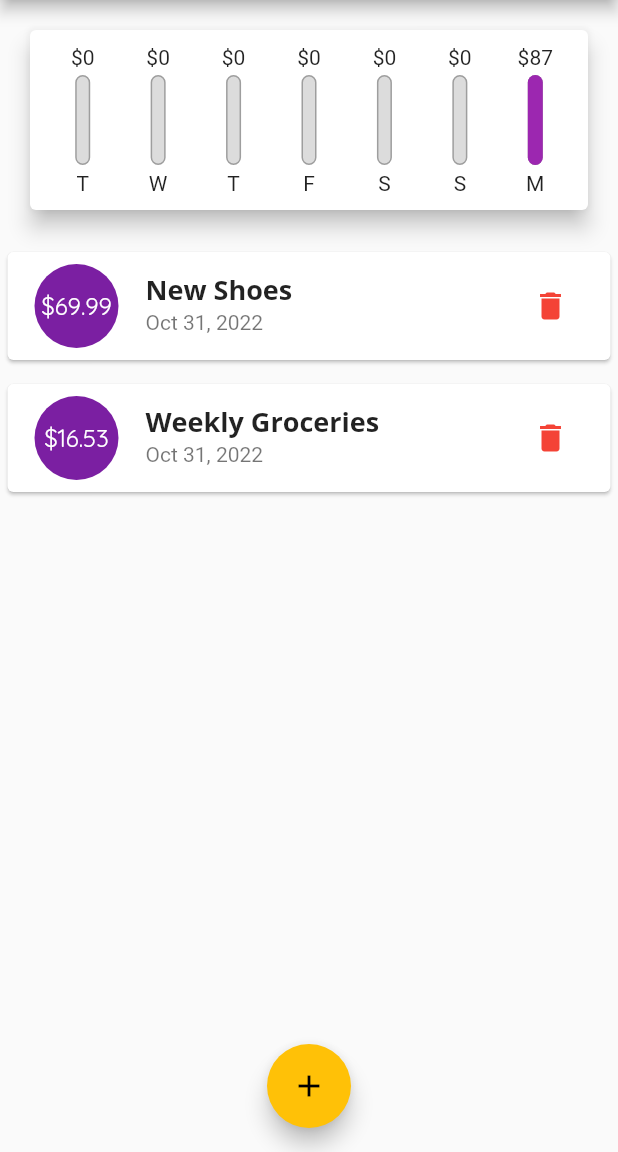
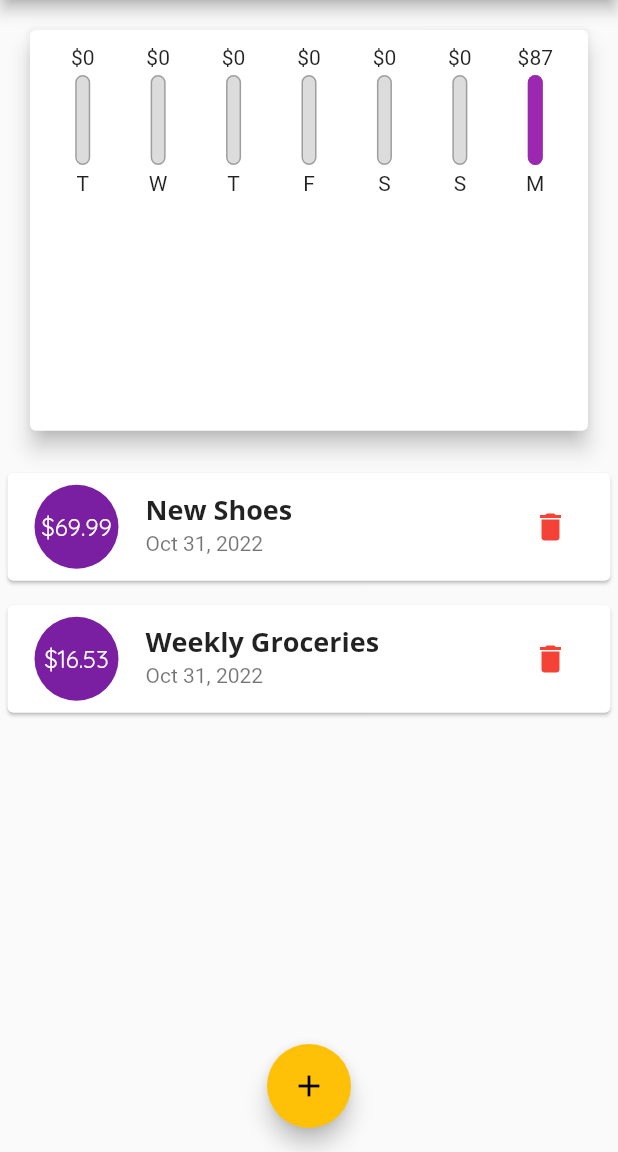
Before and after one commit to AB0s/Personal-Expense-App, a Flutter app: the screen it shows after launch, on a phone screen of 412 x 824 dp, the part 84-1236 px from its top. Run offline on Flutter 3.47's test engine with Material 2 defaults, Android fonts, the phone set to English and light mode, and no system bars.

Commit message:
Adaptive add

```diff
--- a/lib/main.dart
+++ b/lib/main.dart
@@ -7,6 +7,7 @@ import './models/transaction.dart';
 import 'package:intl/intl.dart';
 
 void main() => runApp(MyApp());
+
 class MyApp extends StatelessWidget {
   @override
   Widget build(BuildContext context) {
@@ -22,9 +23,7 @@ class MyApp extends StatelessWidget {
                 fontWeight: FontWeight.bold,
                 fontSize: 18,
               ),
-            button: TextStyle(color:Colors.white)
-
-              ),
+              button: TextStyle(color: Colors.white)),
           appBarTheme: AppBarTheme(
             textTheme: ThemeData.light().textTheme.copyWith(
                   subtitle1: const TextStyle(
@@ -72,7 +71,8 @@ class _MyHomePageState extends State<MyHomePage> {
     }).toList();
   }
 
-  void _addNewTransaction(String txTitle, double txAmount, DateTime chosenDate) {
+  void _addNewTransaction(
+      String txTitle, double txAmount, DateTime chosenDate) {
     final newTx = Transaction(
       title: txTitle,
       amount: txAmount,
@@ -83,11 +83,11 @@ class _MyHomePageState extends State<MyHomePage> {
       _userTransactions.add(newTx);
     });
   }
-  void _deleteTransaction(String id){
-    setState((){
-      _userTransactions.removeWhere((tx)=>tx.id==id);
+
+  void _deleteTransaction(String id) {
+    setState(() {
+      _userTransactions.removeWhere((tx) => tx.id == id);
     });
-
   }
 
   void _startAddNewTransaction(BuildContext ctx) {
@@ -105,8 +105,7 @@ class _MyHomePageState extends State<MyHomePage> {
 
   @override
   Widget build(BuildContext context) {
-    return Scaffold(
-      appBar: AppBar(
+    final appBar = AppBar(
       title: const Text(
         'Personal Expenses',
       ),
@@ -116,14 +115,19 @@ class _MyHomePageState extends State<MyHomePage> {
           onPressed: () => _startAddNewTransaction(context),
         ),
       ],
-      ),
+    );
+    return Scaffold(
+      appBar: appBar,
       body: SingleChildScrollView(
         child: Column(
           // mainAxisAlignment: MainAxisAlignment.start,
           crossAxisAlignment: CrossAxisAlignment.stretch,
-          children:[
-            Chart(_recentTransactions),
-            TransactionList(_userTransactions,_deleteTransaction),
+          children: [
+            Container(
+                height: (MediaQuery.of(context).size.height-appBar.preferredSize.height-MediaQuery.of(context).padding.top) * 0.4,
+                child: Chart(_recentTransactions)),
+            Container(height: (MediaQuery.of(context).size.height-appBar.preferredSize.height-MediaQuery.of(context).padding.top) * 0.6,
+                child: TransactionList(_userTransactions, _deleteTransaction)),
           ],
         ),
       ),
--- a/lib/widgets/transaction_list.dart
+++ b/lib/widgets/transaction_list.dart
@@ -11,9 +11,7 @@ class TransactionList extends StatelessWidget {
 
   @override
   Widget build(BuildContext context) {
-    return SizedBox(
-      height: 300 ,
-      child: transactions.isEmpty
+    return transactions.isEmpty
         ? Column(
             children: <Widget>[
               const Text(
@@ -59,7 +57,6 @@ class TransactionList extends StatelessWidget {
               );
             },
             itemCount: transactions.length,
-            ),
           );
   }
 }
```
Lines whose indentation alone changed are shown as unchanged.
